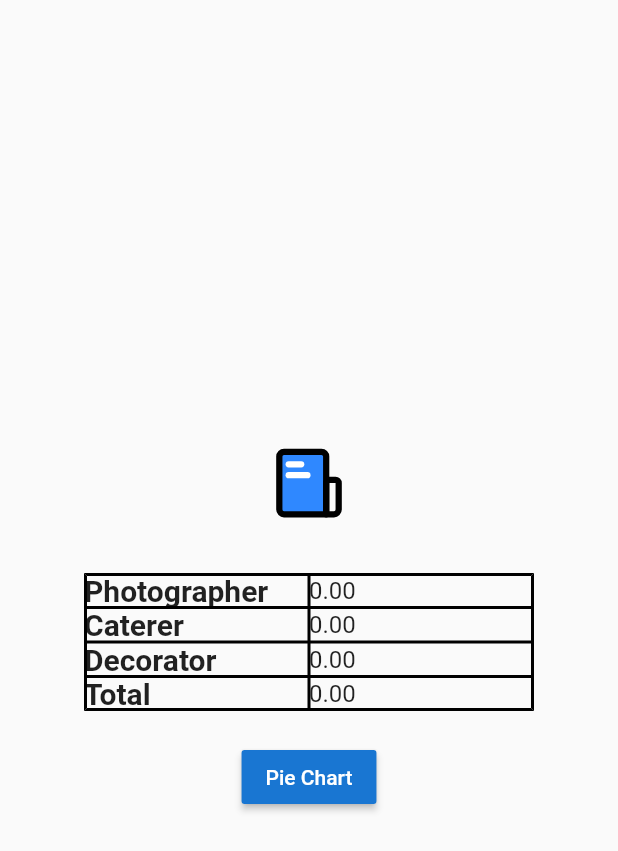
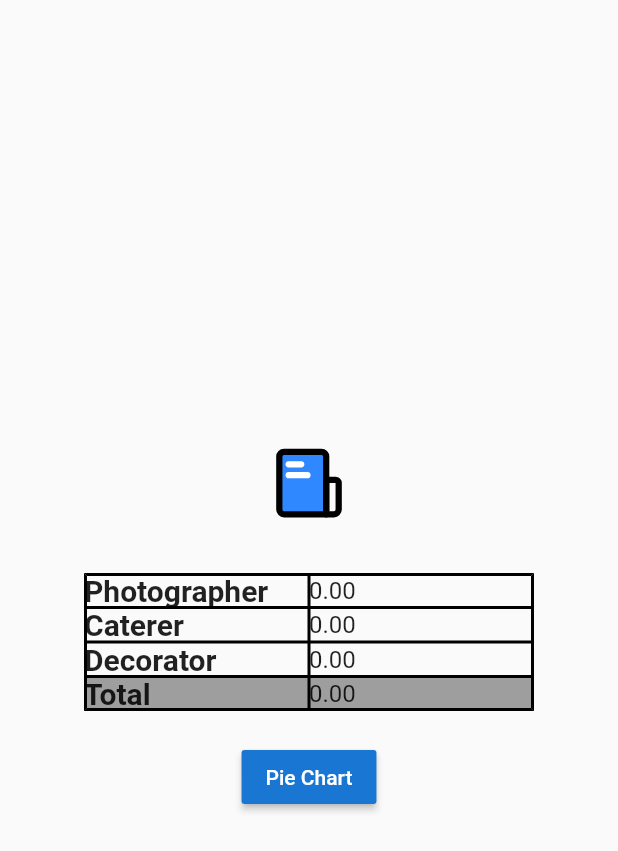
Before and after one commit to shiv6789/phera_assigment, a Flutter app: the TableScreen screen opened directly with empty values, on a phone screen of 412 x 824 dp. Shown: the top 851 px of the screen. Run offline on Flutter 3.47's test engine with Material 2 defaults, Android fonts, the phone set to English and light mode, and no system bars; our stand-ins replace fl_chart, flutter_svg.

Commit message:
Update table_screen.dart

```diff
--- a/lib/screen/table_screen.dart
+++ b/lib/screen/table_screen.dart
@@ -85,7 +85,11 @@ class TableScreen extends StatelessWidget {
                         style: TextStyle(fontSize: 16),
                       ))
                 ]),
-                TableRow(children: [
+                TableRow(
+                    decoration: BoxDecoration(
+                      color: Colors.grey,
+                    ),
+                    children: [
                       TableCell(
                           child: Text("Total",
                               style: TextStyle(
@@ -95,7 +99,8 @@ class TableScreen extends StatelessWidget {
                       TableCell(
                           verticalAlignment: TableCellVerticalAlignment.middle,
                           child: Text(
-                        (decorator + photographer + caterer).toStringAsFixed(2),
+                            (decorator + photographer + caterer)
+                                .toStringAsFixed(2),
                             style: TextStyle(fontSize: 16),
                           ))
                     ]),
```
Lines whose indentation alone changed are shown as unchanged.
